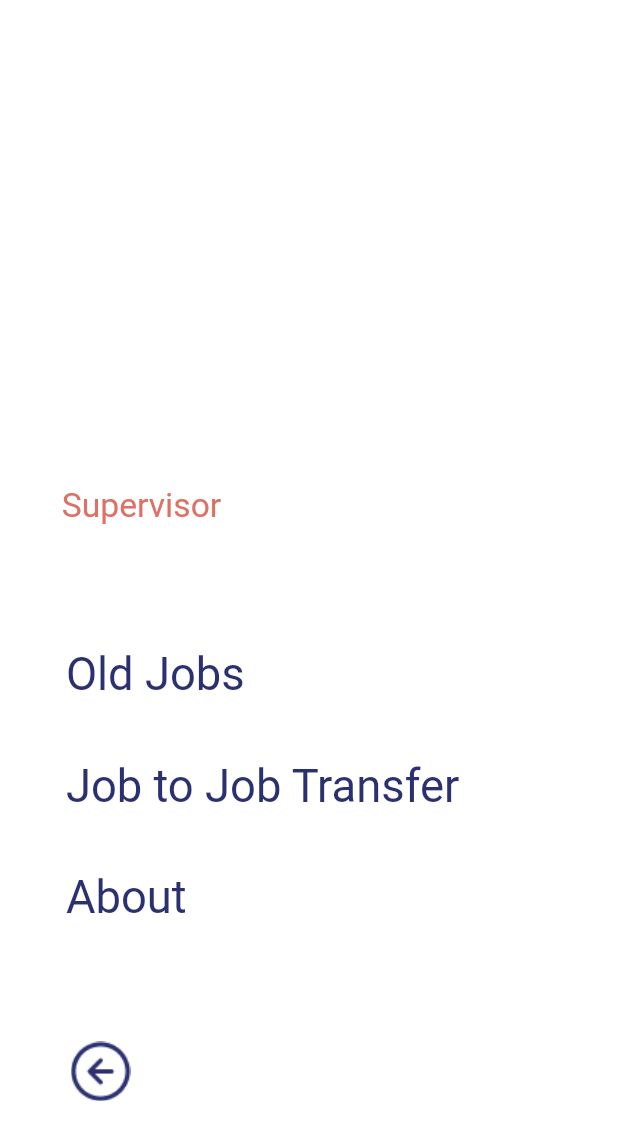
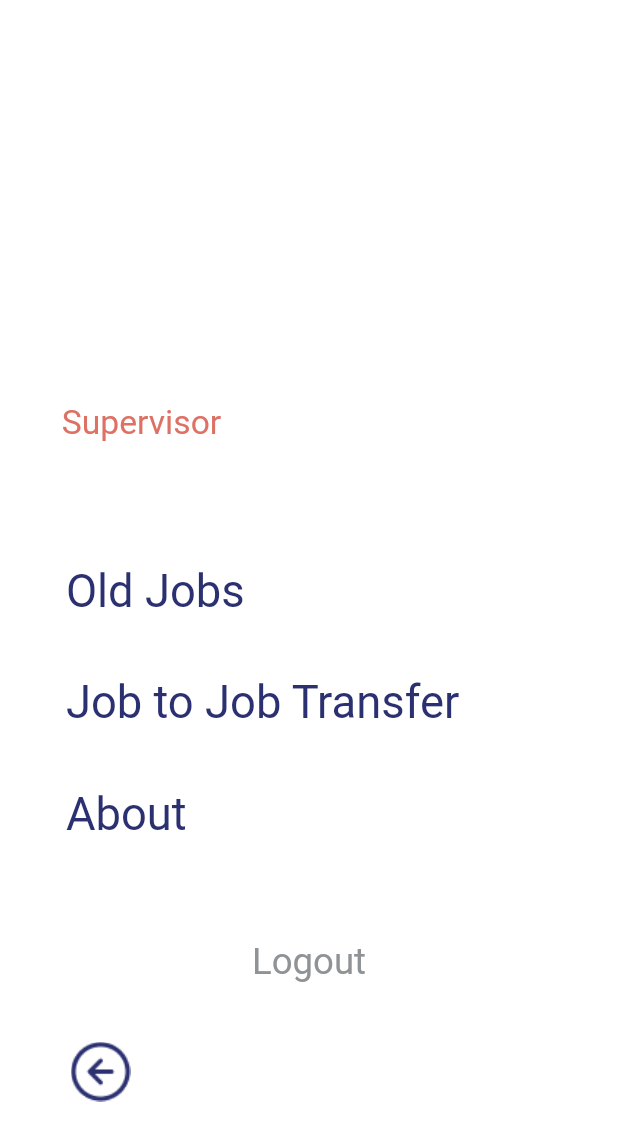
Before and after one commit to mjaseem211/SarDe, a Flutter app: the Profile screen opened directly, on a phone screen of 412 x 824 dp. Shown: the top 1141 px of the screen. Run offline on Flutter 3.47's test engine with Material 2 defaults, Android fonts, the phone set to English and light mode, and no system bars; our stand-ins replace dio, flutter_screenutil, fluttertoast, form_field_validator, google_fonts, image_picker and 2 more; accounts and stored records are empty; network calls fail.

Commit message:
circular indicator and logout button completed

```diff
--- a/sarDe/lib/screens/Profile/profile.dart
+++ b/sarDe/lib/screens/Profile/profile.dart
@@ -28,7 +28,11 @@ class Profile extends StatelessWidget {
             ),
             About(),
             SizedBox(
-              height: 72.h,
+              height: 50.h,
+            ),
+            logout(),
+            SizedBox(
+              height: 30.h,
             ),
             Bottom_back_button(
               onTap: () {
--- a/sarDe/lib/screens/Profile/profile_widgets.dart
+++ b/sarDe/lib/screens/Profile/profile_widgets.dart
@@ -3,13 +3,16 @@ import 'package:flutter_screenutil/flutter_screenutil.dart';
 import 'package:provider/provider.dart';
 import 'package:sarde/models/user_details.dart';
 import 'package:sarde/screens/Profile/job_transfer/job_transfer.dart';
+import 'package:sarde/screens/Sign_in/signin.dart';
+
+import '../../services/prefs.dart';
 
 Widget title() {
   return Builder(
     builder: (context) {
       UserDetails userDetails = Provider.of<UserDetails>(context);
       return Padding(
-        padding: EdgeInsets.only(left: 34.w, top: 257.h),
+        padding: EdgeInsets.only(left: 34.w, top: 200.h),
         child: Row(children: [
           Text(
             userDetails.name ?? "",
@@ -107,3 +110,26 @@ Widget About() {
     ]),
   );
 }
+
+Widget logout() {
+  return Builder(builder: (context) {
+    return Row(mainAxisAlignment: MainAxisAlignment.center, children: [
+      TextButton(
+        child: Text(
+          'Logout',
+          style: TextStyle(
+              color: const Color(0xFF909396),
+              fontSize: 25.sp,
+              fontWeight: FontWeight.w400),
+        ),
+        onPressed: () async {
+
+          SardePreferences prefs = await SardePreferences.getInstance();
+          prefs.removeToken();
+          Navigator.pushReplacement(context,
+              MaterialPageRoute(builder: (BuildContext ctx) => const SignInPage()));
+        },
+      ),
+    ]);
+  });
+}
--- a/sarDe/lib/screens/Super_viser_Dashboard/Super_viser_dashboard_widgets.dart
+++ b/sarDe/lib/screens/Super_viser_Dashboard/Super_viser_dashboard_widgets.dart
@@ -195,6 +195,7 @@ Widget jobContainer(String id, String jobTitle, Result job,Result subJob) {
           // ),
         ]),
         onTap: () {
+
           Navigator.of(context).push(
             MaterialPageRoute(
               builder: (context) => ChangeNotifierProvider.value(
--- a/sarDe/lib/screens/Super_viser_Dashboard/supervisor_dashboard.dart
+++ b/sarDe/lib/screens/Super_viser_Dashboard/supervisor_dashboard.dart
@@ -24,6 +24,7 @@ class _SupervisorDashboardState extends State<SupervisorDashboard> {
   }
 
   _getJobCards(pageOffset, pageCount) async {
+
     final prefs = await SardePreferences.getInstance();
     var accessToken = prefs.token;
     var messageCardData =
--- a/sarDe/lib/services/prefs.dart
+++ b/sarDe/lib/services/prefs.dart
@@ -49,6 +49,7 @@ class SardePreferences {
   set subJobsId(String subJobId) {
     _prefs.setString('subjob_id', subJobId);
   }
+
   // User Name
   String? get name {
     return _prefs.getString('name');
```
Also changed, not shown: sarDe/lib/screens/Job_Main/Expense/Add_new_expense.dart (+10 -0 lines), sarDe/lib/screens/Job_Main/Inventory/Add_new_Inventory.dart (+9 -0 lines), sarDe/lib/screens/Job_Main/Inventory/Inventory.dart (+10 -0 lines), sarDe/lib/screens/Job_Main/Labours/Add_new_Labours.dart (+9 -0 lines), sarDe/lib/screens/Job_Main/Quality_Check/Add_new_Quality/Add_new_quality_check.dart (+9 -2 lines), sarDe/lib/screens/Job_Main/Quality_Check/Quality_Check.dart (+9 -0 lines), sarDe/lib/screens/Job_Main/Tools/Add_new_Tools.dart (+9 -0 lines), sarDe/lib/screens/Job_Main/Work_Progress/Add_new_work_progress.dart (+9 -1 lines), sarDe/lib/screens/Job_Main/Work_Progress/work_progress.dart (+9 -0 lines), sarDe/lib/screens/Sign_in/signin.dart (+7 -1 lines), sarDe/lib/screens/Start_Job_Form/Start_Job_Form.dart (+9 -0 lines).
